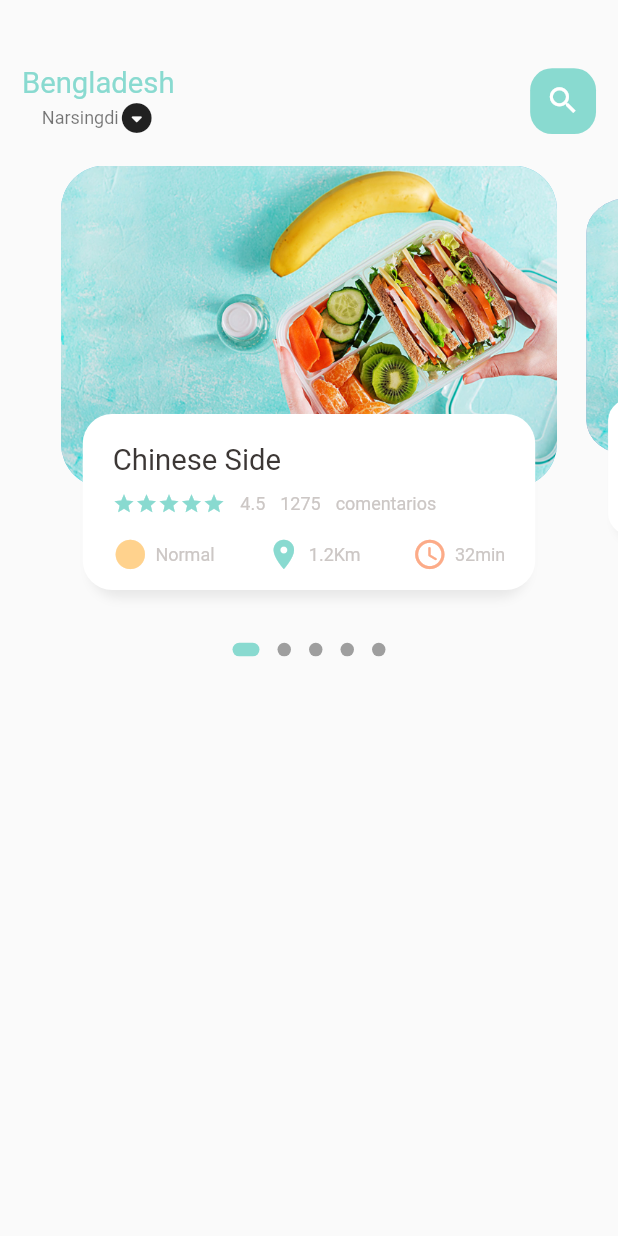
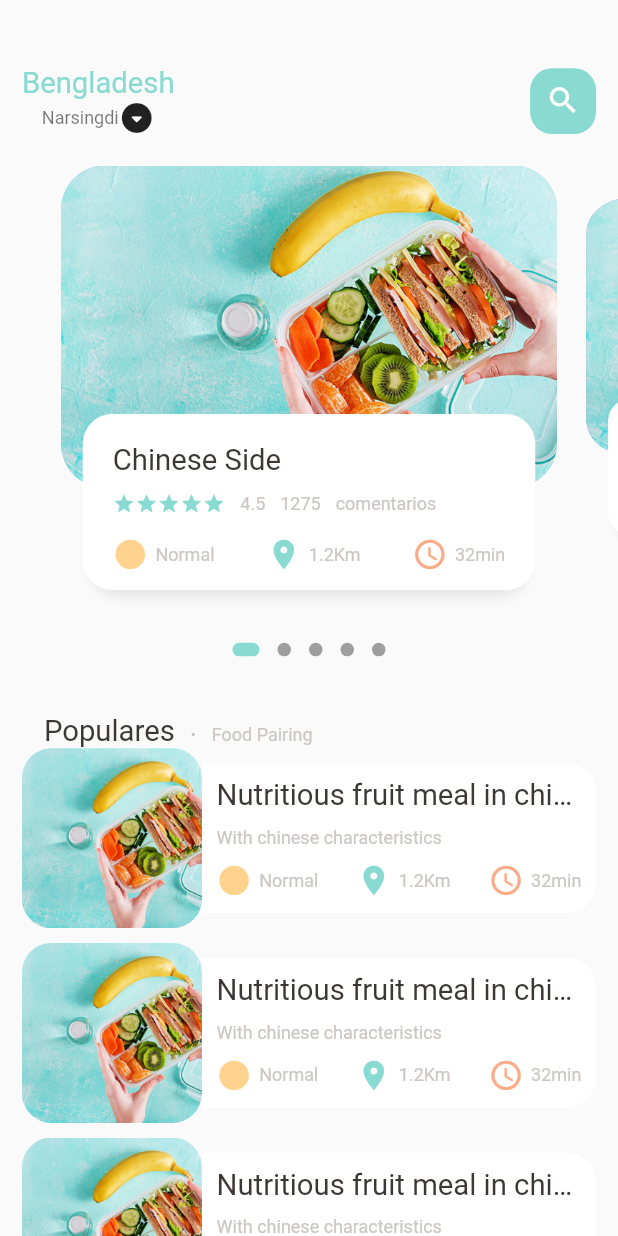
Before and after one commit to Yader1/flutter-food-ordering-app, a Flutter app: the screen it shows after launch, on a phone screen of 412 x 824 dp. Run offline on Flutter 3.47's test engine with Material 2 defaults, Android fonts, the light colour scheme and no system bars; drawn by our look-alikes of dots_indicator; our stand-ins replace get.

Commit message:
Agregando los populares de la pagina principal

```diff
--- a/lib/home/food_page_body.dart
+++ b/lib/home/food_page_body.dart
@@ -39,15 +39,17 @@ class _FoodPageBodyState extends State<FoodPageBody> {
   Widget build(BuildContext context) {
     return Column(
       children: [
+        //Seccion Slider
         Container(
           height: Dimenciones.pageView,
           child: PageView.builder(
-            controller: pageController,
-            itemCount: 5,
-            itemBuilder: (context, position) {
-            return _buildPageItem(position);
-          }),
+              controller: pageController,
+              itemCount: 5,
+              itemBuilder: (context, position) {
+                return _buildPageItem(position);
+              }),
         ),
+        //dots
         new DotsIndicator(
           dotsCount: 5,
           position: _currPageValue,
@@ -55,7 +57,115 @@ class _FoodPageBodyState extends State<FoodPageBody> {
             activeColor: AppColors.mainColor,
             size: const Size.square(9.0),
             activeSize: const Size(18.0, 9.0),
-            activeShape: RoundedRectangleBorder(borderRadius: BorderRadius.circular(10.0),),),
+            activeShape: RoundedRectangleBorder(
+              borderRadius: BorderRadius.circular(10.0),
+            ),
+          ),
+        ),
+
+        //Populares
+        SizedBox(
+          height: Dimenciones.height30,
+        ),
+        Container(
+          margin: EdgeInsets.only(left: Dimenciones.width30),
+          child: Row(
+            crossAxisAlignment: CrossAxisAlignment.end,
+            children: [
+              BigText(text: "Populares"),
+              SizedBox(
+                width: Dimenciones.width10,
+              ),
+              Container(
+                margin: const EdgeInsets.only(bottom: 3),
+                child: BigText(
+                  text: ".",
+                  color: Colors.black26,
+                ),
+              ),
+              SizedBox(
+                width: Dimenciones.width10,
+              ),
+              Container(
+                margin: const EdgeInsets.only(bottom: 2),
+                child: SmallText(text: "Food Pairing"),
+              )
+            ],
+          ),
+        ),
+        //Lista de comidas e imagenes
+        Container(
+          height: 900,
+          child: ListView.builder(
+            physics: NeverScrollableScrollPhysics(),
+            //shrinkWrap: true,
+            itemCount: 10,
+            itemBuilder: (context, index) {
+              return Container(
+                margin: EdgeInsets.only(left: Dimenciones.width20, right: Dimenciones.width20, bottom: Dimenciones.height10),
+                child: Row(
+                  children: [
+                    //Seccion de imagens
+                    Container(
+                      width: 120,
+                      height: 120,
+                      decoration: BoxDecoration(
+                        borderRadius: BorderRadius.circular(Dimenciones.radius20),
+                        color: Colors.white38,
+                        image: DecorationImage(
+                          fit: BoxFit.cover,
+                          image: AssetImage(
+                              "assets/image/food0.jpg"
+                          ),
+                        ),
+                      ),
+                    ),
+                    //Contenedor de textos
+                    Expanded(
+                      child: Container(
+                      height: 100,
+                      decoration: BoxDecoration(
+                        borderRadius: BorderRadius.only(
+                          topRight: Radius.circular(Dimenciones.radius20),
+                          bottomRight: Radius.circular(Dimenciones.radius20),
+                        ),
+                        color: Colors.white
+                      ),
+                      child: Padding(
+                        padding: EdgeInsets.only(left: Dimenciones.width10, right: Dimenciones.width10),
+                        child: Column(
+                          crossAxisAlignment: CrossAxisAlignment.start,
+                          mainAxisAlignment: MainAxisAlignment.center,
+                          children: [
+                            BigText(text: "Nutritious fruit meal in china"),
+                            SizedBox(height: Dimenciones.height10),
+                            SmallText(text: "With chinese characteristics"),
+                            SizedBox(height: Dimenciones.height10),
+                            Row(
+                              mainAxisAlignment: MainAxisAlignment.spaceBetween,
+                              children: [
+                                IconAndTextWidget(
+                                    icon: Icons.circle_sharp,
+                                    text: "Normal",
+                                    iconColor: AppColors.iconColor1),
+                                IconAndTextWidget(
+                                    icon: Icons.location_on,
+                                    text: "1.2Km",
+                                    iconColor: AppColors.mainColor),
+                                IconAndTextWidget(
+                                    icon: Icons.access_time_rounded,
+                                    text: "32min",
+                                    iconColor: AppColors.iconColor2),
+                              ],
+                            )
+                        ]),
+                      ),
+                    ))
+                  ],
+                ),
+              );
+            },
+        ),
         ),
       ],
     );
@@ -92,7 +202,8 @@ class _FoodPageBodyState extends State<FoodPageBody> {
         children: [
           Container(
             height: Dimenciones.pageViewContainer,
-            margin: EdgeInsets.only(left: Dimenciones.width10, right: Dimenciones.width10),
+            margin: EdgeInsets.only(
+                left: Dimenciones.width10, right: Dimenciones.width10),
             decoration: BoxDecoration(
                 borderRadius: BorderRadius.circular(Dimenciones.radius30),
                 color: index.isEven ? Color(0xFF69c5df) : Color(0xFF9294cc),
@@ -105,7 +216,10 @@ class _FoodPageBodyState extends State<FoodPageBody> {
             alignment: Alignment.bottomCenter,
             child: Container(
               height: Dimenciones.pageViewTextContainer,
-              margin: EdgeInsets.only(left: Dimenciones.width30, right: Dimenciones.width30, bottom: Dimenciones.height30),
+              margin: EdgeInsets.only(
+                  left: Dimenciones.width30,
+                  right: Dimenciones.width30,
+                  bottom: Dimenciones.height30),
               decoration: BoxDecoration(
                   borderRadius: BorderRadius.circular(Dimenciones.radius20),
                   color: Colors.white,
@@ -120,7 +234,8 @@ class _FoodPageBodyState extends State<FoodPageBody> {
                   ]),
               //Informacion de la barra
               child: Container(
-                padding: EdgeInsets.only(top: Dimenciones.height15, left: 15, right: 15),
+                padding: EdgeInsets.only(
+                    top: Dimenciones.height15, left: 15, right: 15),
                 child: Column(
                     crossAxisAlignment: CrossAxisAlignment.start,
                     children: [
@@ -153,7 +268,9 @@ class _FoodPageBodyState extends State<FoodPageBody> {
                           SmallText(text: "comentarios"),
                         ],
                       ),
-                      SizedBox(height: Dimenciones.height20,),
+                      SizedBox(
+                        height: Dimenciones.height20,
+                      ),
                       Row(
                         mainAxisAlignment: MainAxisAlignment.spaceBetween,
                         children: [
--- a/lib/home/main_food_page.dart
+++ b/lib/home/main_food_page.dart
@@ -49,7 +49,8 @@ class _MainFoodPageState extends State<MainFoodPage> {
               ],),
           ),),
         //Showing the body
-        FoodPageBody()
+        Expanded(child: SingleChildScrollView(
+          child: FoodPageBody(),))
       ]),
     );
   }
```
